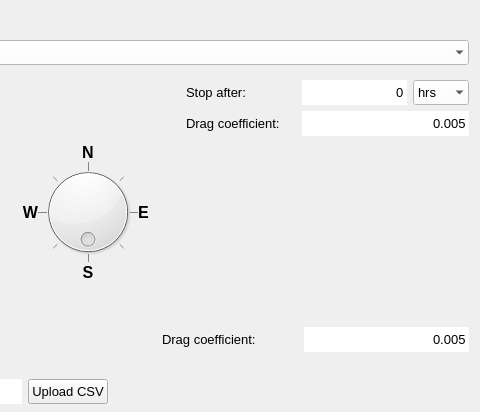
This is threedi_models_and_simulations/ui/simulation_wizard/page_wind.ui in nens/threedi-api-qgis-client as Qt 5 draws it before an edit; both pictures show x 520 to 1000 and y 0 to 412 of the 1000 by 750 pixel window. The edited form follows.
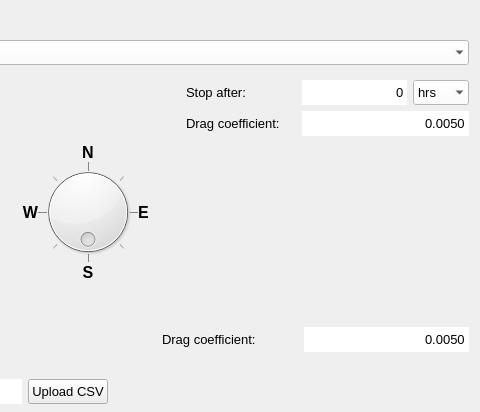
This is the edited form.

Commit message: allow more decimals in wind drag coefficient setting

The edit to the form file:
```diff
--- a/threedi_models_and_simulations/ui/simulation_wizard/page_wind.ui
+++ b/threedi_models_and_simulations/ui/simulation_wizard/page_wind.ui
@@ -153,7 +153,7 @@
          <enum>QAbstractSpinBox::NoButtons</enum>
         </property>
         <property name="decimals">
-         <number>3</number>
+         <number>4</number>
         </property>
         <property name="maximum">
          <double>100.000000000000000</double>
@@ -1139,7 +1139,7 @@
          <enum>QAbstractSpinBox::NoButtons</enum>
         </property>
         <property name="decimals">
-         <number>3</number>
+         <number>4</number>
         </property>
         <property name="maximum">
          <double>100.000000000000000</double>
```
The commit also changes 1 other file.
